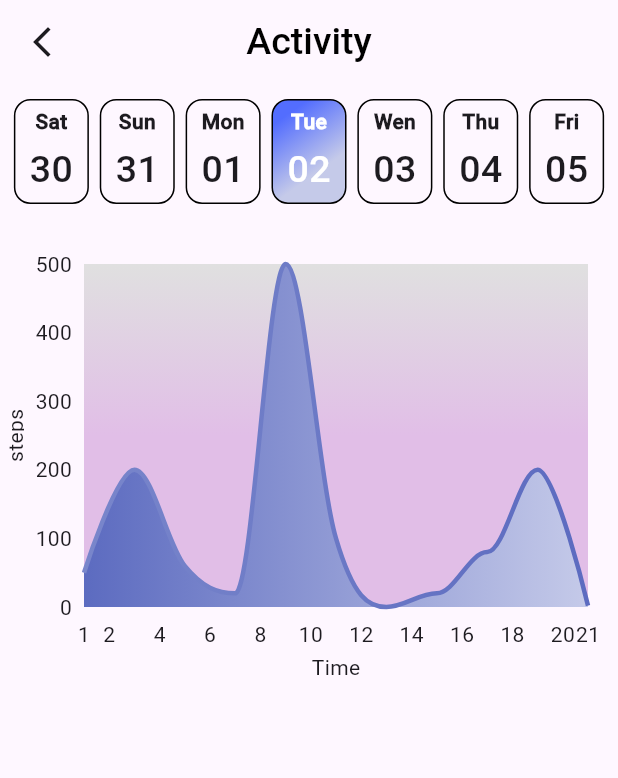
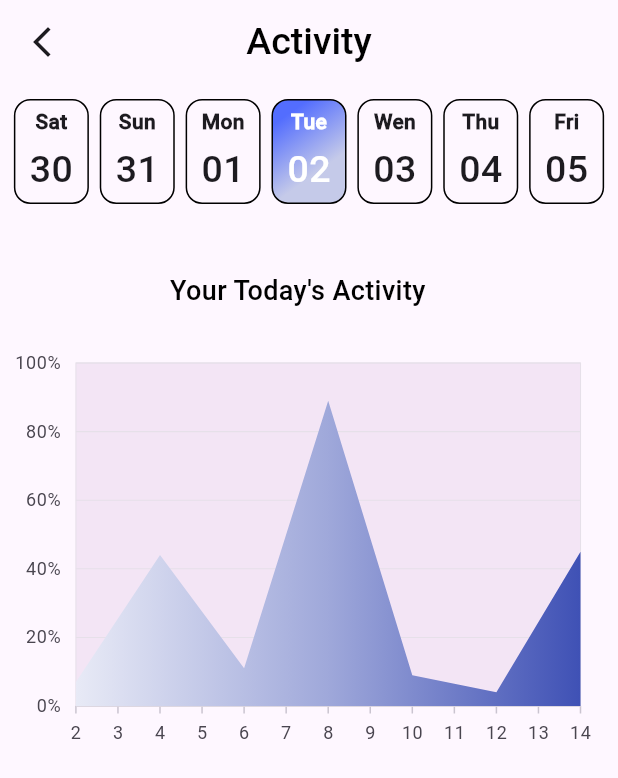
Before and after one commit to Vinesh018/PlusFitness001, a Flutter app: the Steptracker screen opened directly, on a phone screen of 412 x 824 dp. Shown: the top 778 px of the screen. Run offline on Flutter 3.47's test engine with Material 3 defaults, Android fonts, the phone set to English and light mode, and no system bars; drawn by our look-alikes of fl_chart; our stand-ins replace animated_splash_screen, cloud_firestore, confetti, firebase_auth, firebase_core, get and 10 more; missing offline and left inert: dart:ffi, dynamic_shared_preferences, gradient_icon; accounts and stored records are empty.

Commit message:
added animated graph

```diff
--- a/lib/Bhautik/RunningExcersize/steptracker.dart
+++ b/lib/Bhautik/RunningExcersize/steptracker.dart
@@ -5,6 +5,7 @@ import 'package:plus_fitness/Bhautik/RunningExcersize/widget/graph.dart';
 import 'package:plus_fitness/Bhautik/RunningExcersize/widget/info.dart';
 import 'package:plus_fitness/Bhautik/RunningExcersize/widget/stats.dart';
 import 'package:plus_fitness/Bhautik/RunningExcersize/widget/step.dart';
+import 'package:plus_fitness/Bhautik/RunningExcersize/widget/animatedgraph.dart';
 import 'package:plus_fitness/Vinesh/S_AreaOfFocus_cont.dart';
 import 'package:plus_fitness/exercise.dart';
 
@@ -24,7 +25,8 @@ class Steptracker extends StatelessWidget{
       children: [
         Dates(),
         Steps(),
-        Graph(),
+        graphdata(),
+        // Graph(),//This graph is Without animation
         Info(),
         Stats()
       ],
--- /dev/null
+++ b/lib/Bhautik/RunningExcersize/widget/animatedgraph.dart
@@ -0,0 +1,101 @@
+import 'package:flutter/material.dart';
+import 'package:syncfusion_flutter_charts/charts.dart';
+import 'package:syncfusion_flutter_charts/sparkcharts.dart';
+
+class graphdata extends StatefulWidget {
+  @override
+  State<graphdata> createState() => _graphdataState();
+}
+
+class _graphdataState extends State<graphdata> {
+  List<Flspot> data = [];
+  @override
+  void initState() {
+    data = [
+      Flspot(x: 2, y: 7),
+      Flspot(x: 4, y: 44),
+      Flspot(x: 6, y: 11),
+      Flspot(x: 8, y: 89),
+      Flspot(x: 10, y: 9),
+      Flspot(x: 12, y: 4),
+      Flspot(x: 14, y: 45),
+    ];
+    super.initState();
+  }
+
+  @override
+  Widget build(BuildContext context) {
+    var size = MediaQuery.of(context).size;
+    final List<Color> color = <Color>[];
+    color.add(Colors.indigo[50]!);
+    color.add(Colors.indigo[200]!);
+    color.add(Colors.indigo);
+
+    final List<double> stops = <double>[];
+    stops.add(0.0);
+    stops.add(0.5);
+    stops.add(1.0);
+
+    final LinearGradient gradientColors =
+        LinearGradient(colors: color, stops: stops);
+
+    return Padding(
+      padding: const EdgeInsets.only(top: 45,right: 15),
+      child: Column(
+        children: [
+          Text("Your Today's Activity",style: TextStyle(fontFamily: 'FontMain',color: Colors.black,
+          fontSize: 18),),
+          Padding(
+            padding: const EdgeInsets.only(top: 25),
+            child: Container(
+              height: size.height / 3,
+              child: SfCartesianChart(
+                  primaryXAxis: NumericAxis(
+                    edgeLabelPlacement: EdgeLabelPlacement.shift,
+                    interval: 1,
+                    majorGridLines: MajorGridLines(width: 0),
+                  ),
+
+                  primaryYAxis: NumericAxis(
+                    labelFormat: '{value}%',
+                    axisLine: AxisLine(width: 0),
+                    majorTickLines: MajorTickLines(color: Colors.transparent),
+                  ),
+                 plotAreaBackgroundColor: Colors.purple.shade50,
+                  series: <CartesianSeries>[
+                    AreaSeries<Flspot, num>(
+
+                        animationDuration: 2500,
+                        dataSource: data,
+                        xValueMapper: (Flspot spot, _) => spot.x,
+                        yValueMapper: (Flspot spot, _) => spot.y,
+                        borderWidth: 4,
+
+                        gradient: LinearGradient(
+                          colors: color,
+                        ),
+                        borderGradient: const LinearGradient(
+                            colors: <Color>[Colors.blue, Colors.black],
+                            stops: <double>[0.2, 0.9]),
+                        markerSettings: MarkerSettings(isVisible: false)),
+                  ]),
+            ),
+          ),
+        ],
+      ),
+    );
+  }
+
+  @override
+  void dispose() {
+    // TODO: implement dispose
+    data.clear();
+    super.dispose();
+  }
+}
+
+class Flspot {
+  final double x;
+  final double y;
+  Flspot({required this.x, required this.y});
+}
--- a/lib/Bhautik/RunningExcersize/widget/graph.dart
+++ b/lib/Bhautik/RunningExcersize/widget/graph.dart
@@ -30,16 +30,13 @@ class _GraphState extends State<Graph> {
   @override
   Widget build(BuildContext context) {
     var size = MediaQuery.of(context).size;
-    return Padding(
+    return Column(
+      children: [
+        Padding(
           padding: const EdgeInsets.only(right: 20, top: 40),
-      child: AnimatedPositionedDirectional(
-       duration: const Duration(milliseconds: 500),
-         curve: Curves.easeInOut,
-        child: Container(
+          child: SizedBox(
             height: size.height / 3,
             child: LineChart(
-            // curve: Curves.bounceIn, // Animation type
-            // duration: Duration(seconds: 1),
               LineChartData(
                 lineTouchData: LineTouchData(
                     // Customize Tooltip data
@@ -50,11 +47,13 @@ class _GraphState extends State<Graph> {
                           color: Colors.white,
                           fontWeight: FontWeight.bold,
                           fontSize: 25);
-                    return LineTooltipItem(touchedSpot.y.toString(), textStyle);
+                      return LineTooltipItem(
+                          touchedSpot.y.toString(), textStyle);
                     }).toList();
                   },
                 )),
-              borderData: FlBorderData(show: false), //Show Border of the graph
+                borderData:
+                    FlBorderData(show: false), //Show Border of the graph
                 // giving bottom or left side data
                 titlesData: FlTitlesData(
                     bottomTitles: AxisTitles(
@@ -80,9 +79,10 @@ class _GraphState extends State<Graph> {
                     spots: dummydata2, //name of list that data is use to show
                     aboveBarData: BarAreaData(
                         show: true,
-                      gradient: LinearGradient(
-                          colors: [Colors.grey.shade300, Colors.purple.shade100],
-                          begin: Alignment.topRight)),
+                        gradient: LinearGradient(colors: [
+                          Colors.grey.shade300,
+                          Colors.purple.shade100
+                        ], begin: Alignment.topRight)),
                     belowBarData: BarAreaData(
                         show: true,
                         gradient: LinearGradient(colors: [
@@ -92,8 +92,10 @@ class _GraphState extends State<Graph> {
                     isCurved: true,
                     barWidth: 3,
                     dotData: FlDotData(show: false),
-                  gradient: LinearGradient(
-                      colors: [Colors.indigo.shade300, Colors.indigo.shade400]),
+                    gradient: LinearGradient(colors: [
+                      Colors.indigo.shade300,
+                      Colors.indigo.shade400
+                    ]),
                     preventCurveOverShooting:
                         true, //not allow to go outside of y axis
                     // shadow: Shadow(color: Colors.black,blurRadius: 20),
@@ -103,6 +105,7 @@ class _GraphState extends State<Graph> {
             ),
           ),
         ),
+      ],
     );
   }
 }
```
Also changed, not shown: pubspec.lock. Lines whose indentation alone changed are shown as unchanged.
